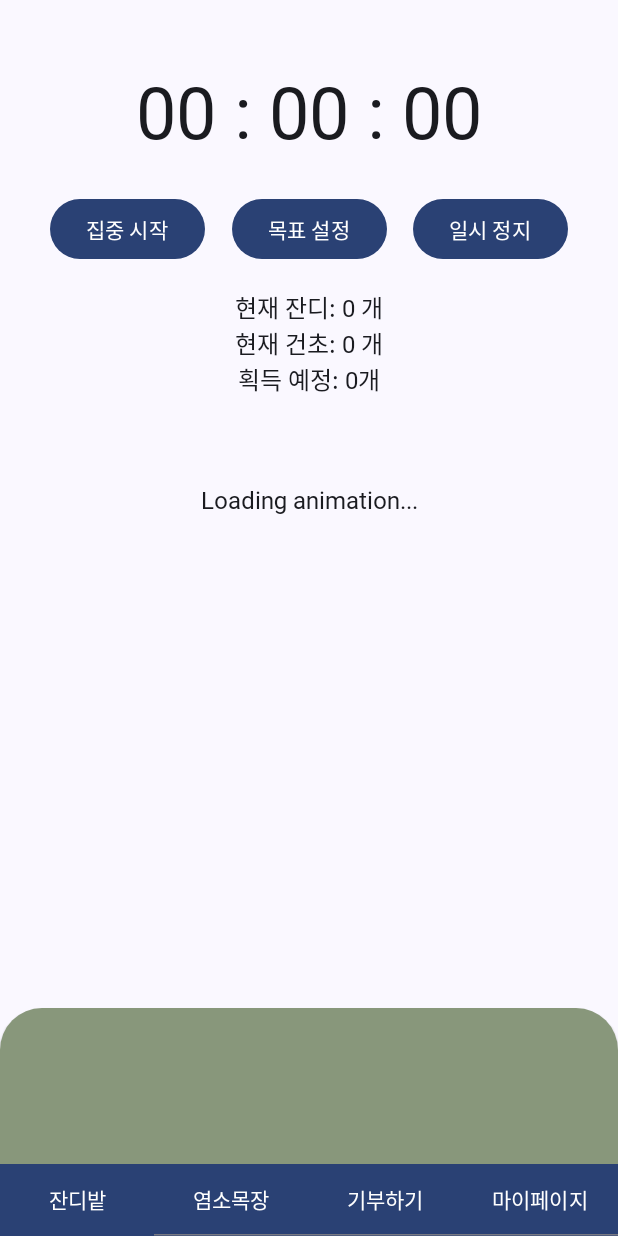
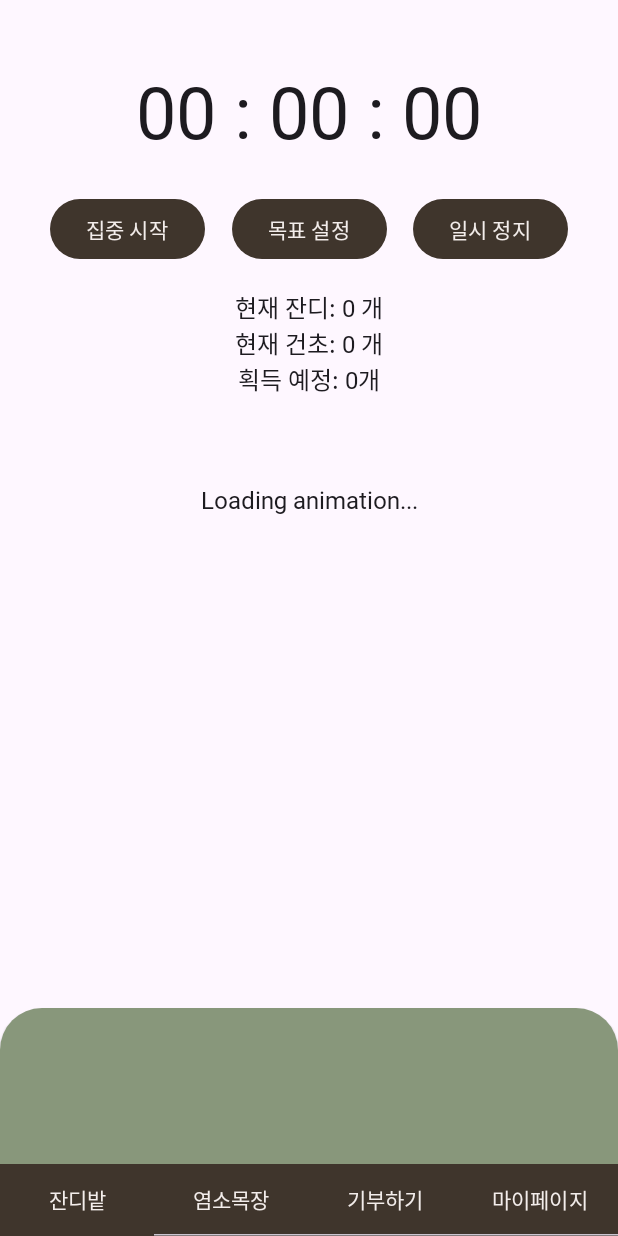
Before and after one commit to GDSC-KAIST-Sparklingthon/goat_front, an Android app built with Jetpack Compose: the screen it shows after launch (MainActivity), on a phone screen of 412 x 824 dp. Run offline under Robolectric (Android 15) with nearby library versions, the phone set to English and light mode, and no system bars; libraries missing offline, so code that uses them is left out: com.kakao.sdk; Roboto replaces fonts that are not available here.

Commit message:
Chage Primary Color

```diff
--- a/app/src/main/java/com/example/sparklington/Tab1BottomSheet.kt
+++ b/app/src/main/java/com/example/sparklington/Tab1BottomSheet.kt
@@ -84,8 +84,8 @@ fun FarmBottomSheet(
 fun GrassCell(hasGrass: Boolean, painter: Painter, onClick: () -> Unit) {
     Box(
         modifier = Modifier
-            .size(30.dp)
-            .padding(2.dp)
+            .size(40.dp)
+            .padding(3.dp)
             .clickable(onClick = onClick),
         contentAlignment = Alignment.Center
     ) {
--- a/app/src/main/java/com/example/sparklington/ui/theme/Color.kt
+++ b/app/src/main/java/com/example/sparklington/ui/theme/Color.kt
@@ -17,3 +17,5 @@ val GreenBack = Color(0xFFDDE8D4)
 val BlueComp = Color(0xFF5079F0)
 val GreenComp = Color(0xFF152408)
 val GreenMDark = Color(0xFF1C3506)
+
+val BrownBack = Color(0xFF3F352C)
--- a/app/src/main/java/com/example/sparklington/ui/theme/Theme.kt
+++ b/app/src/main/java/com/example/sparklington/ui/theme/Theme.kt
@@ -18,13 +18,12 @@ private val DarkColorScheme = darkColorScheme(
 )
 
 private val LightColorScheme = lightColorScheme(
-    primary = GreenBack,
-    onPrimary = GreenComp,
+    primary = BrownBack,
+    onPrimary = SalmonBack,
     secondary = BlueBack,
     onSecondary = BlueComp,
 
     tertiary = Pink40,
-    background = SalmonBack,
 
     /* Other default colors to override
     background = Color(0xFFFFFBFE),
@@ -45,11 +44,6 @@ fun SparklingtonTheme(
     content: @Composable () -> Unit
 ) {
     val colorScheme = when {
-        dynamicColor && Build.VERSION.SDK_INT >= Build.VERSION_CODES.S -> {
-            val context = LocalContext.current
-            if (darkTheme) dynamicDarkColorScheme(context) else dynamicLightColorScheme(context)
-        }
-
         darkTheme -> DarkColorScheme
         else -> LightColorScheme
     }
```
